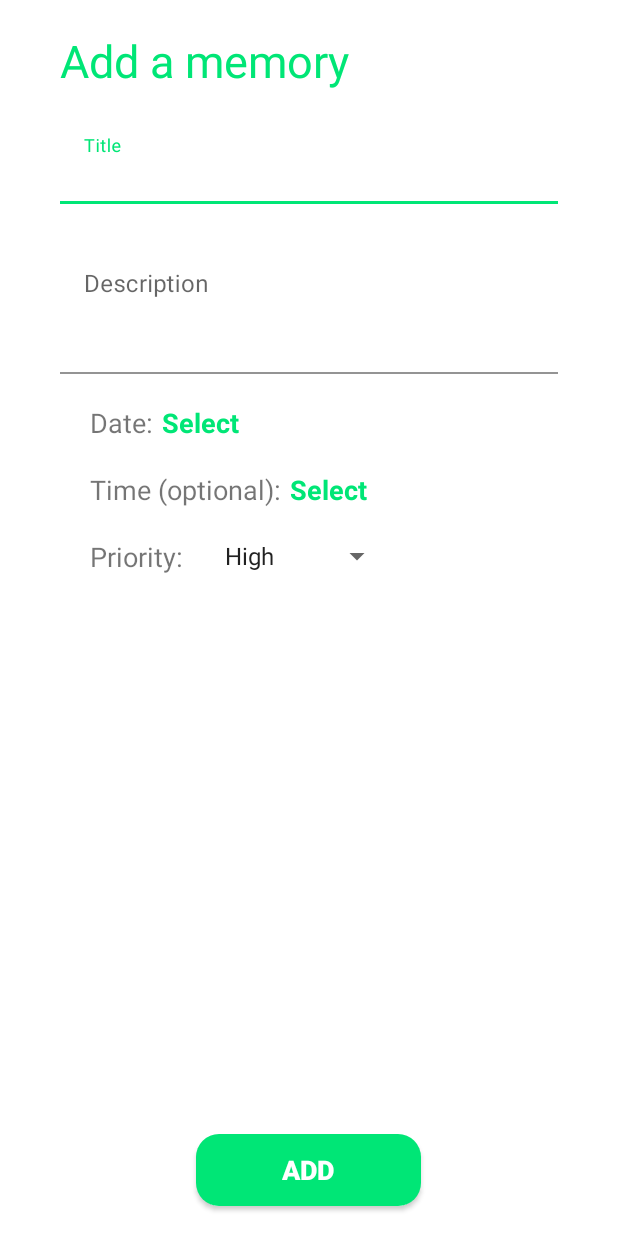
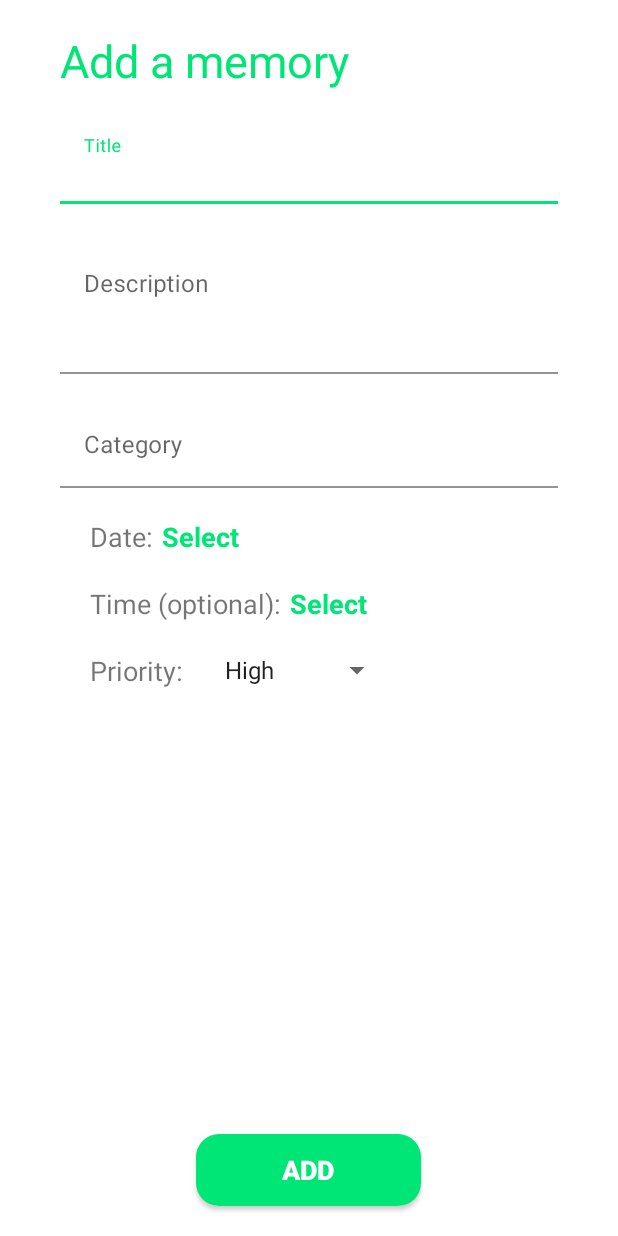
Before and after one commit to BSkura98/MyMemories, an Android app: the AddMemoryActivity screen opened directly, with no data from a screen before it, on a phone screen of 412 x 824 dp. Run offline under Robolectric (Android 15) with nearby library versions, the phone set to English and light mode, and no system bars; Roboto replaces fonts that are not available here.

Commit message:
[Server and mobile app] Added assigning categories to memories

```diff
--- a/MobileApplication/app/src/main/res/layout/activity_add_memory.xml
+++ b/MobileApplication/app/src/main/res/layout/activity_add_memory.xml
@@ -80,7 +80,7 @@
                 android:text="Date:"
                 android:textSize="18sp"
                 app:layout_constraintStart_toStartOf="parent"
-                app:layout_constraintTop_toBottomOf="@+id/textInputLayout2" />
+                app:layout_constraintTop_toBottomOf="@+id/textInputLayout3" />
 
             <TextView
                 android:id="@+id/dateTextView"
@@ -95,7 +95,7 @@
                 android:textSize="18sp"
                 android:textStyle="bold"
                 app:layout_constraintStart_toEndOf="@+id/textView6"
-                app:layout_constraintTop_toBottomOf="@+id/textInputLayout2" />
+                app:layout_constraintTop_toBottomOf="@+id/textInputLayout3" />
 
             <TextView
                 android:id="@+id/textView7"
@@ -145,6 +145,28 @@
                 android:layout_marginTop="20dp"
                 app:layout_constraintStart_toEndOf="@+id/textView8"
                 app:layout_constraintTop_toBottomOf="@+id/textView7" />
+
+            <com.google.android.material.textfield.TextInputLayout
+                android:id="@+id/textInputLayout3"
+                style="@style/Widget.MaterialComponents.TextInputLayout.FilledBox"
+                android:layout_width="match_parent"
+                android:layout_height="wrap_content"
+                android:layout_marginStart="40dp"
+                android:layout_marginLeft="40dp"
+                android:layout_marginTop="20dp"
+                android:layout_marginEnd="40dp"
+                android:layout_marginRight="40dp"
+                android:hint="Category"
+                app:boxBackgroundColor="#FFFFFF"
+                app:layout_constraintEnd_toEndOf="parent"
+                app:layout_constraintStart_toStartOf="parent"
+                app:layout_constraintTop_toBottomOf="@+id/textInputLayout2">
+
+                <com.google.android.material.textfield.TextInputEditText
+                    android:id="@+id/categoryEditText"
+                    android:layout_width="match_parent"
+                    android:layout_height="match_parent" />
+            </com.google.android.material.textfield.TextInputLayout>
         </androidx.constraintlayout.widget.ConstraintLayout>
     </ScrollView>
 
```
Also changed, not shown: MobileApplication/app/src/main/java/com/bartlomiejskura/mymemories/AddMemoryActivity.java (+25 -4 lines), MobileApplication/app/src/main/java/com/bartlomiejskura/mymemories/EditMemoryActivity.java (+33 -6 lines), MobileApplication/app/src/main/java/com/bartlomiejskura/mymemories/MemoryActivity.java (+11 -0 lines), MobileApplication/app/src/main/java/com/bartlomiejskura/mymemories/adapter/MemoryListAdapter.java (+11 -0 lines), MobileApplication/app/src/main/java/com/bartlomiejskura/mymemories/model/Memory.java (+14 -2 lines), MobileApplication/app/src/main/java/com/bartlomiejskura/mymemories/model/Tag.java (added, +31 -0 lines), MobileApplication/app/src/main/java/com/bartlomiejskura/mymemories/task/CreateOrGetTagTask.java (added, +56 -0 lines), MobileApplication/app/src/main/res/layout/activity_edit_memory.xml (+24 -2 lines), MobileApplication/app/src/main/res/layout/activity_memory.xml (+22 -0 lines), Server/src/main/java/com/bartlomiejskura/mymemories/model/Memory.java (+7 -6 lines), Server/src/main/java/com/bartlomiejskura/mymemories/model/Tag.java (+0 -12 lines).
